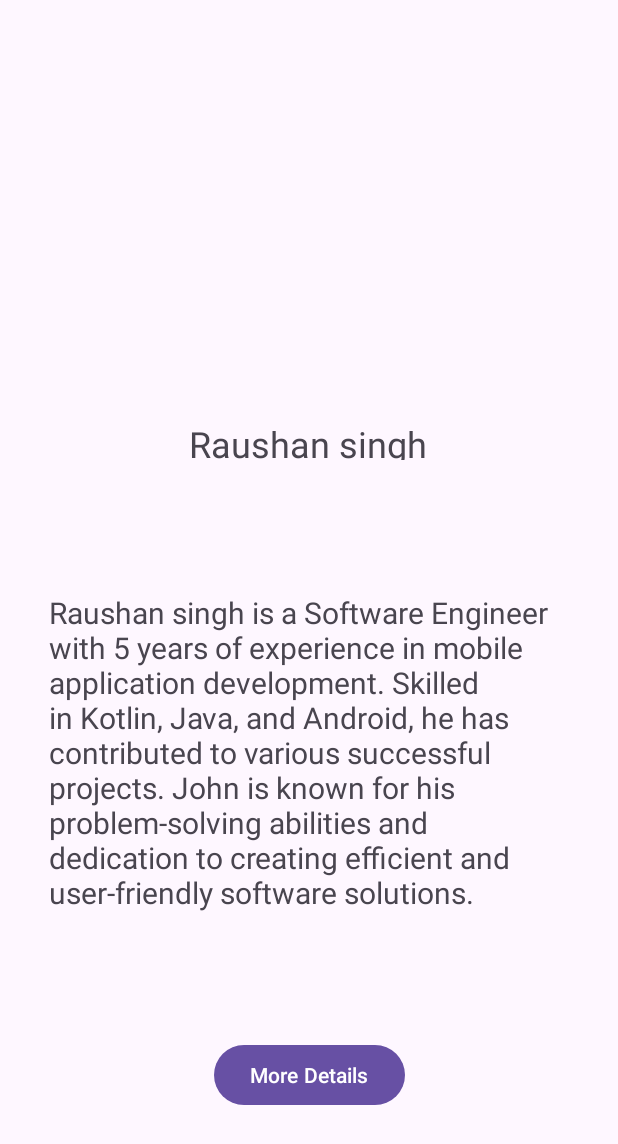
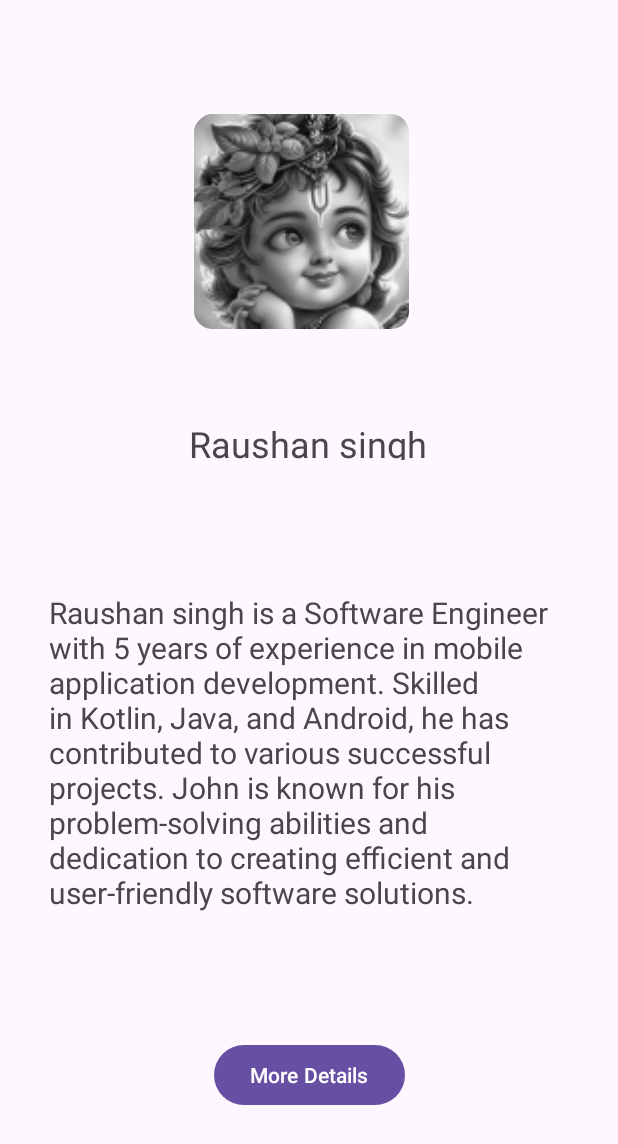
Before and after one commit to Raushansingh5/Basic_UI_Layout, an Android app: the screen it shows after launch (MainActivity), on a phone screen of 412 x 824 dp. Shown: the top 1144 px of the screen. Run offline under Robolectric (Android 15) with nearby library versions, the phone set to English and light mode, and no system bars.

Commit message:
slight changes in image

```diff
--- a/app/src/main/res/layout/activity_main.xml
+++ b/app/src/main/res/layout/activity_main.xml
@@ -20,6 +20,7 @@
 
     <ImageView
         android:id="@+id/imageView"
+       android:src="@mipmap/ic_launcher_round"
         android:layout_width="159dp"
         android:layout_height="143dp"
         android:layout_marginTop="76dp"
@@ -28,7 +29,7 @@
         app:layout_constraintHorizontal_bias="0.48"
         app:layout_constraintStart_toStartOf="parent"
         app:layout_constraintTop_toTopOf="parent"
-        tools:srcCompat="@tools:sample/avatars" />
+         />
 
     <TextView
         android:id="@+id/textView"
```
Also changed, not shown: app/src/main/res/drawable/Krishna wallpaper.jpg (deleted).
